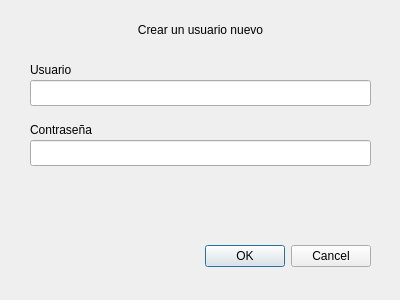
This is ClientApp/newuserdialog.ui in jpvindas11/LosM-sFritos_Arduinos as Qt 5 draws it before an edit. The edited form follows.
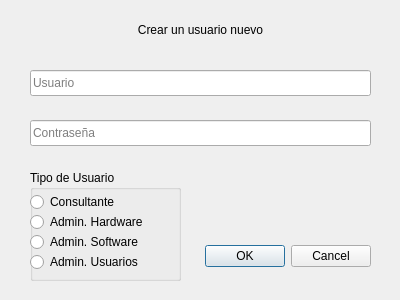
This is the edited form.

```diff
--- a/ClientApp/newuserdialog.ui
+++ b/ClientApp/newuserdialog.ui
@@ -33,17 +33,23 @@
    <property name="geometry">
     <rect>
      <x>30</x>
-     <y>80</y>
+     <y>70</y>
      <width>341</width>
      <height>26</height>
     </rect>
    </property>
+   <property name="text">
+    <string/>
+   </property>
+   <property name="placeholderText">
+    <string>Usuario</string>
+   </property>
   </widget>
   <widget class="QLineEdit" name="lineEdit_password">
    <property name="geometry">
     <rect>
      <x>30</x>
-     <y>140</y>
+     <y>120</y>
      <width>341</width>
      <height>26</height>
     </rect>
@@ -51,30 +57,7 @@
    <property name="echoMode">
     <enum>QLineEdit::Password</enum>
    </property>
-  </widget>
-  <widget class="QLabel" name="label_user">
-   <property name="geometry">
-    <rect>
-     <x>30</x>
-     <y>60</y>
-     <width>66</width>
-     <height>20</height>
-    </rect>
-   </property>
-   <property name="text">
-    <string>Usuario</string>
-   </property>
-  </widget>
-  <widget class="QLabel" name="label_pass">
-   <property name="geometry">
-    <rect>
-     <x>30</x>
-     <y>120</y>
-     <width>91</width>
-     <height>20</height>
-    </rect>
-   </property>
-   <property name="text">
+   <property name="placeholderText">
     <string>Contraseña</string>
    </property>
   </widget>
@@ -110,6 +93,77 @@
     <set>Qt::AlignCenter</set>
    </property>
   </widget>
+  <widget class="QGroupBox" name="groupBox_usertype">
+   <property name="geometry">
+    <rect>
+     <x>30</x>
+     <y>170</y>
+     <width>151</width>
+     <height>111</height>
+    </rect>
+   </property>
+   <property name="title">
+    <string>Tipo de Usuario</string>
+   </property>
+   <property name="flat">
+    <bool>false</bool>
+   </property>
+   <property name="checkable">
+    <bool>false</bool>
+   </property>
+   <widget class="QRadioButton" name="radioButton_c">
+    <property name="geometry">
+     <rect>
+      <x>0</x>
+      <y>20</y>
+      <width>121</width>
+      <height>24</height>
+     </rect>
+    </property>
+    <property name="text">
+     <string>Consultante</string>
+    </property>
+   </widget>
+   <widget class="QRadioButton" name="radioButton_h">
+    <property name="geometry">
+     <rect>
+      <x>0</x>
+      <y>40</y>
+      <width>141</width>
+      <height>24</height>
+     </rect>
+    </property>
+    <property name="text">
+     <string>Admin. Hardware</string>
+    </property>
+   </widget>
+   <widget class="QRadioButton" name="radioButton_s">
+    <property name="geometry">
+     <rect>
+      <x>0</x>
+      <y>60</y>
+      <width>141</width>
+      <height>24</height>
+     </rect>
+    </property>
+    <property name="text">
+     <string>Admin. Software</string>
+    </property>
+   </widget>
+   <widget class="QRadioButton" name="radioButton_u">
+    <property name="geometry">
+     <rect>
+      <x>0</x>
+      <y>80</y>
+      <width>141</width>
+      <height>24</height>
+     </rect>
+    </property>
+    <property name="text">
+     <string>Admin. Usuarios</string>
+    </property>
+   </widget>
+  </widget>
  </widget>
  <resources/>
  <connections>
```
